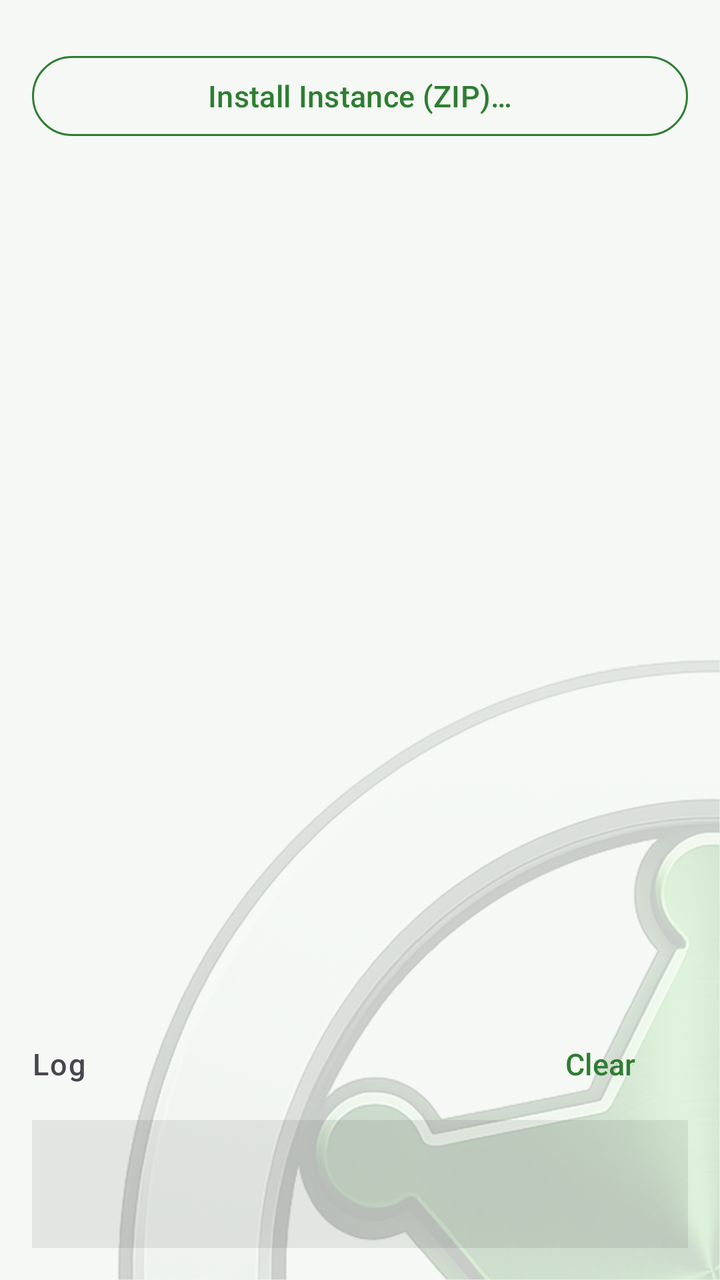
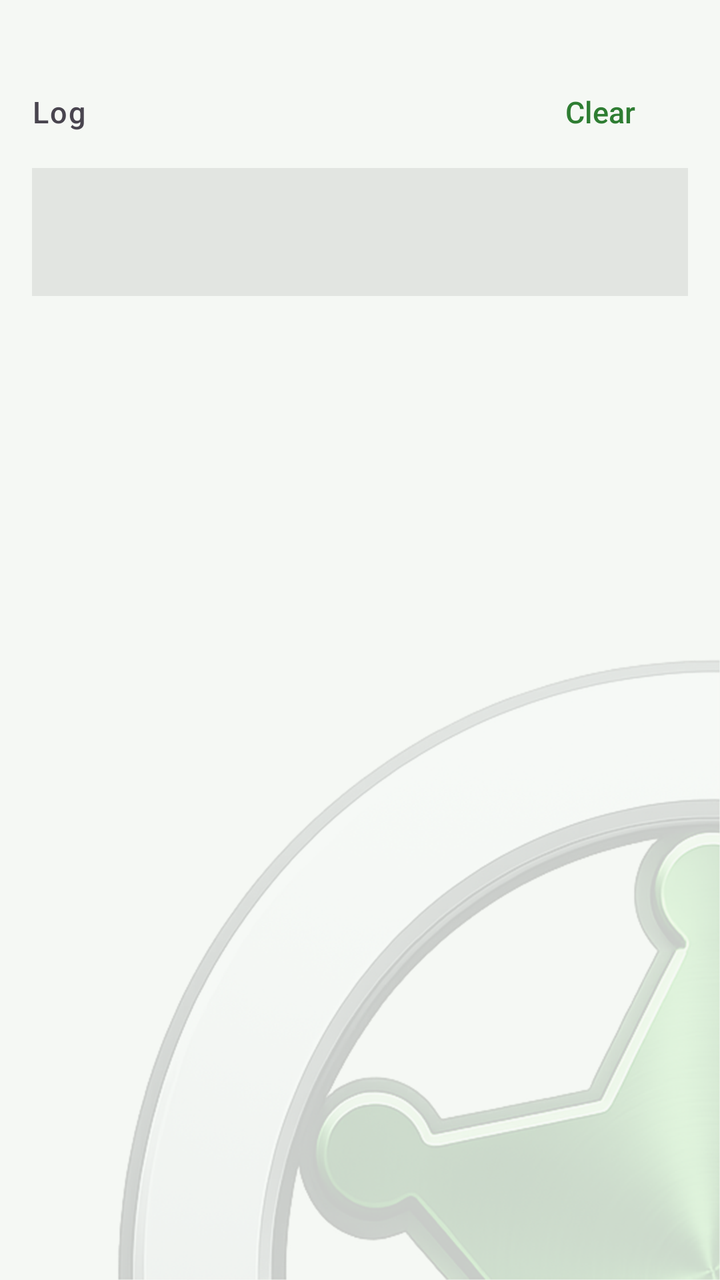

An Android layout rendered at two revisions. The XML below is the earlier revision; the diff shows what the commit changed to produce the second picture.
<!-- AndroidManifest.xml: activity theme AppTheme -->
<!-- res/layout/fragment_launcher.xml -->
<?xml version="1.0" encoding="utf-8"?>
<LinearLayout xmlns:android="http://schemas.android.com/apk/res/android"
    xmlns:app="http://schemas.android.com/apk/res-auto"
    android:layout_width="match_parent"
    android:layout_height="match_parent"
    android:orientation="vertical"
    android:padding="16dp">

    
    <androidx.core.widget.NestedScrollView
        android:layout_width="match_parent"
        android:layout_height="0dp"
        android:layout_weight="1"
        android:fillViewport="true">

        <LinearLayout
            android:layout_width="match_parent"
            android:layout_height="wrap_content"
            android:orientation="vertical">

            
            <androidx.recyclerview.widget.RecyclerView
                android:id="@+id/rv_instances"
                android:layout_width="match_parent"
                android:layout_height="wrap_content"
                android:nestedScrollingEnabled="false"
                android:layout_marginBottom="8dp" />

            <TextView
                android:id="@+id/tv_no_instances"
                android:layout_width="match_parent"
                android:layout_height="wrap_content"
                android:text="@string/no_instances"
                android:gravity="center"
                android:padding="12dp"
                android:textAppearance="?attr/textAppearanceBodyMedium"
                android:visibility="gone" />

            <Button
                android:id="@+id/btn_install_instance"
                style="@style/Widget.Material3.Button.OutlinedButton"
                android:layout_width="match_parent"
                android:layout_height="wrap_content"
                android:text="@string/install_instance"
                android:textSize="15dp" />
        </LinearLayout>
    </androidx.core.widget.NestedScrollView>

    
    <LinearLayout
        android:layout_width="match_parent"
        android:layout_height="wrap_content"
        android:orientation="horizontal"
        android:gravity="center_vertical"
        android:layout_marginTop="8dp"
        android:layout_marginBottom="4dp">

        <TextView
            android:layout_width="0dp"
            android:layout_height="wrap_content"
            android:layout_weight="1"
            android:text="@string/log"
            android:textSize="15dp"
            android:textAppearance="?attr/textAppearanceLabelSmall" />

        <Button
            android:id="@+id/btn_clear_log"
            style="@style/Widget.Material3.Button.TextButton"
            android:layout_width="wrap_content"
            android:layout_height="wrap_content"
            android:text="@string/clear"
            android:textSize="15dp"
            android:paddingStart="8dp"
            android:paddingEnd="8dp" />

    </LinearLayout>

    <ScrollView
        android:id="@+id/scroll_log"
        android:layout_width="match_parent"
        android:layout_height="64dp"
        android:background="#14000000">

        <TextView
            android:id="@+id/tv_log"
            android:layout_width="match_parent"
            android:layout_height="wrap_content"
            android:fontFamily="monospace"
            android:textSize="11sp"
            android:padding="8dp" />

    </ScrollView>

</LinearLayout>
<!-- resources referenced by this layout -->
<resources>
  <string name="clear">Clear</string>
  <string name="install_instance">Install Instance (ZIP)…</string>
  <string name="log">Log</string>
  <style name="AppTheme" parent="Theme.Material3.DayNight.NoActionBar">
          
          <item name="colorPrimary">@color/rd_primary</item>
          <item name="colorOnPrimary">@android:color/white</item>
          <item name="colorPrimaryContainer">@color/rd_primary_container</item>
          <item name="colorOnPrimaryContainer">@color/rd_on_primary_container</item>
          <item name="colorOutline">@color/rd_primary</item>
  
          
          <item name="colorSecondary">@color/md_theme_secondary</item>
          <item name="colorOnSecondary">@color/md_theme_onSecondary</item>
          <item name="colorSecondaryContainer">@color/md_theme_secondaryContainer</item>
          <item name="colorOnSecondaryContainer">@color/md_theme_onSecondaryContainer</item>
          <item name="colorTertiary">@color/md_theme_tertiary</item>
          <item name="colorOnTertiary">@color/md_theme_onTertiary</item>
          <item name="colorTertiaryContainer">@color/md_theme_tertiaryContainer</item>
          <item name="colorOnTertiaryContainer">@color/md_theme_onTertiaryContainer</item>
          <item name="colorError">@color/md_theme_error</item>
          <item name="colorOnError">@color/md_theme_onError</item>
          <item name="colorErrorContainer">@color/md_theme_errorContainer</item>
          <item name="colorOnErrorContainer">@color/md_theme_onErrorContainer</item>
          <item name="android:colorBackground">@color/md_theme_background</item>
          <item name="colorOnBackground">@color/md_theme_onBackground</item>
          <item name="colorSurface">@color/md_theme_surface</item>
          <item name="colorOnSurface">@color/md_theme_onSurface</item>
          <item name="colorSurfaceVariant">@color/md_theme_surfaceVariant</item>
          <item name="colorOnSurfaceVariant">@color/md_theme_onSurfaceVariant</item>
          <item name="colorOutlineVariant">@color/md_theme_outlineVariant</item>
          <item name="colorSurfaceInverse">@color/md_theme_inverseSurface</item>
          <item name="colorOnSurfaceInverse">@color/md_theme_inverseOnSurface</item>
          <item name="colorPrimaryInverse">@color/md_theme_inversePrimary</item>
          <item name="colorSurfaceDim">@color/md_theme_surfaceDim</item>
          <item name="colorSurfaceBright">@color/md_theme_surfaceBright</item>
          <item name="colorSurfaceContainerLowest">@color/md_theme_surfaceContainerLowest</item>
          <item name="colorSurfaceContainerLow">@color/md_theme_surfaceContainerLow</item>
          <item name="colorSurfaceContainer">@color/md_theme_surfaceContainer</item>
          <item name="colorSurfaceContainerHigh">@color/md_theme_surfaceContainerHigh</item>
          <item name="colorSurfaceContainerHighest">@color/md_theme_surfaceContainerHighest</item>
  
          <item name="android:statusBarColor">@android:color/transparent</item>
          <item name="android:navigationBarColor">@android:color/transparent</item>
          
          <item name="android:windowBackground">@drawable/rd_page_bg</item>
          
  
          <item name="materialButtonStyle">@style/AppTheme.Button</item>
          <item name="navigationViewStyle">@style/AppTheme.NavigationView</item>
      </style>
  <color name="rd_primary">#2E7D32</color>
  <color name="md_theme_tertiary">#3A656E</color>
  <color name="md_theme_error">#BA1A1A</color>
  <color name="md_theme_onError">#FFFFFF</color>
  <color name="md_theme_surface">#F5F8F4</color>
  <color name="md_theme_onSurface">#181D18</color>
  <!-- unchanged entries left out for length: 31 -->
</resources>

<!-- the commit's change to res/layout/fragment_launcher.xml (unified diff, before → after) -->
@@ -36,59 +36,52 @@
                 android:textAppearance="?attr/textAppearanceBodyMedium"
                 android:visibility="gone" />
 
-            <Button
-                android:id="@+id/btn_install_instance"
-                style="@style/Widget.Material3.Button.OutlinedButton"
+            
+            <LinearLayout
                 android:layout_width="match_parent"
                 android:layout_height="wrap_content"
-                android:text="@string/install_instance"
-                android:textSize="15dp" />
+                android:orientation="horizontal"
+                android:gravity="center_vertical"
+                android:layout_marginTop="8dp"
+                android:layout_marginBottom="4dp">
+
+                <TextView
+                    android:layout_width="0dp"
+                    android:layout_height="wrap_content"
+                    android:layout_weight="1"
+                    android:text="@string/log"
+                    android:textSize="15dp"
+                    android:textAppearance="?attr/textAppearanceLabelSmall" />
+
+                <Button
+                    android:id="@+id/btn_clear_log"
+                    style="@style/Widget.Material3.Button.TextButton"
+                    android:layout_width="wrap_content"
+                    android:layout_height="wrap_content"
+                    android:text="@string/clear"
+                    android:textSize="15dp"
+                    android:paddingStart="8dp"
+                    android:paddingEnd="8dp" />
+
+            </LinearLayout>
+
+            <ScrollView
+                android:id="@+id/scroll_log"
+                android:layout_width="match_parent"
+                android:layout_height="64dp"
+                android:background="#14000000">
+
+                <TextView
+                    android:id="@+id/tv_log"
+                    android:layout_width="match_parent"
+                    android:layout_height="wrap_content"
+                    android:fontFamily="monospace"
+                    android:textSize="11sp"
+                    android:padding="8dp" />
+
+            </ScrollView>
+
         </LinearLayout>
     </androidx.core.widget.NestedScrollView>
 
-    
-    <LinearLayout
-        android:layout_width="match_parent"
-        android:layout_height="wrap_content"
-        android:orientation="horizontal"
-        android:gravity="center_vertical"
-        android:layout_marginTop="8dp"
-        android:layout_marginBottom="4dp">
-
-        <TextView
-            android:layout_width="0dp"
-            android:layout_height="wrap_content"
-            android:layout_weight="1"
-            android:text="@string/log"
-            android:textSize="15dp"
-            android:textAppearance="?attr/textAppearanceLabelSmall" />
-
-        <Button
-            android:id="@+id/btn_clear_log"
-            style="@style/Widget.Material3.Button.TextButton"
-            android:layout_width="wrap_content"
-            android:layout_height="wrap_content"
-            android:text="@string/clear"
-            android:textSize="15dp"
-            android:paddingStart="8dp"
-            android:paddingEnd="8dp" />
-
-    </LinearLayout>
-
-    <ScrollView
-        android:id="@+id/scroll_log"
-        android:layout_width="match_parent"
-        android:layout_height="64dp"
-        android:background="#14000000">
-
-        <TextView
-            android:id="@+id/tv_log"
-            android:layout_width="match_parent"
-            android:layout_height="wrap_content"
-            android:fontFamily="monospace"
-            android:textSize="11sp"
-            android:padding="8dp" />
-
-    </ScrollView>
-
 </LinearLayout>
<!-- resource entries referenced after the edit -->
@@ -1,7 +1,6 @@
 <!-- resources referenced by this layout -->
 <resources>
   <string name="clear">Clear</string>
-  <string name="install_instance">Install Instance (ZIP)…</string>
   <string name="log">Log</string>
   <style name="AppTheme" parent="Theme.Material3.DayNight.NoActionBar">
           
@@ -50,6 +49,8 @@
   
           <item name="materialButtonStyle">@style/AppTheme.Button</item>
           <item name="navigationViewStyle">@style/AppTheme.NavigationView</item>
+          
+          <item name="materialAlertDialogTheme">@style/ThemeOverlay.RimDroid.Dialog</item>
       </style>
   <color name="rd_primary">#2E7D32</color>
   <color name="md_theme_tertiary">#3A656E</color>
@@ -57,6 +58,12 @@
   <color name="md_theme_onError">#FFFFFF</color>
   <color name="md_theme_surface">#F5F8F4</color>
   <color name="md_theme_onSurface">#181D18</color>
+  <style name="ThemeOverlay.RimDroid.Dialog" parent="ThemeOverlay.Material3.MaterialAlertDialog">
+          <item name="materialAlertDialogTitleTextStyle">@style/RimDroid.Dialog.Title</item>
+      </style>
+  <style name="RimDroid.Dialog.Title" parent="MaterialAlertDialog.Material3.Title.Text">
+          <item name="android:textColor">?attr/colorPrimary</item>
+      </style>
   <!-- unchanged entries left out for length: 31 -->
 </resources>
 
